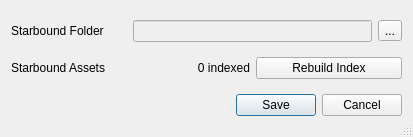
Before: the Qt Designer form starcheat/templates/Options.ui in wizzomafizzo/starcheat, drawn with Qt 5.
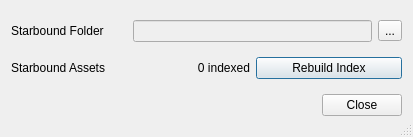
After: the same form once the commit is applied.

Commit message:
Remove save/cancel buttons on options dialog
It always writes anyway

```diff
--- a/starcheat/templates/Options.ui
+++ b/starcheat/templates/Options.ui
@@ -80,7 +80,7 @@
       <enum>Qt::Horizontal</enum>
      </property>
      <property name="standardButtons">
-      <set>QDialogButtonBox::Cancel|QDialogButtonBox::Save</set>
+      <set>QDialogButtonBox::Close</set>
      </property>
     </widget>
    </item>
```
The commit also changes 2 other files.
